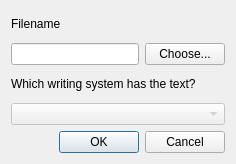
The window that importflextextdialog.ui (adamb924/Gloss) describes before a commit, drawn with Qt 5.
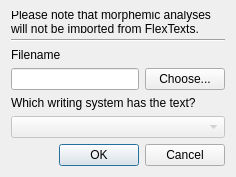
The same window after the commit.

Commit message:
Ignore <morphemes> on FlexText import
This is needed because <item> has different interpretations in different contexts. Also added a GUI notification.

```diff
--- a/importflextextdialog.ui
+++ b/importflextextdialog.ui
@@ -7,7 +7,7 @@
     <x>0</x>
     <y>0</y>
     <width>236</width>
-    <height>164</height>
+    <height>177</height>
    </rect>
   </property>
   <property name="windowTitle">
@@ -16,6 +16,23 @@
   <layout class="QVBoxLayout" name="verticalLayout_2">
    <item>
     <layout class="QVBoxLayout" name="verticalLayout">
+     <item>
+      <widget class="QLabel" name="label_3">
+       <property name="text">
+        <string>Please note that morphemic analyses will not be imported from FlexTexts.</string>
+       </property>
+       <property name="wordWrap">
+        <bool>true</bool>
+       </property>
+      </widget>
+     </item>
+     <item>
+      <widget class="Line" name="line">
+       <property name="orientation">
+        <enum>Qt::Horizontal</enum>
+       </property>
+      </widget>
+     </item>
      <item>
       <widget class="QLabel" name="label_2">
        <property name="text">
```
The commit also changes 1 other file.
